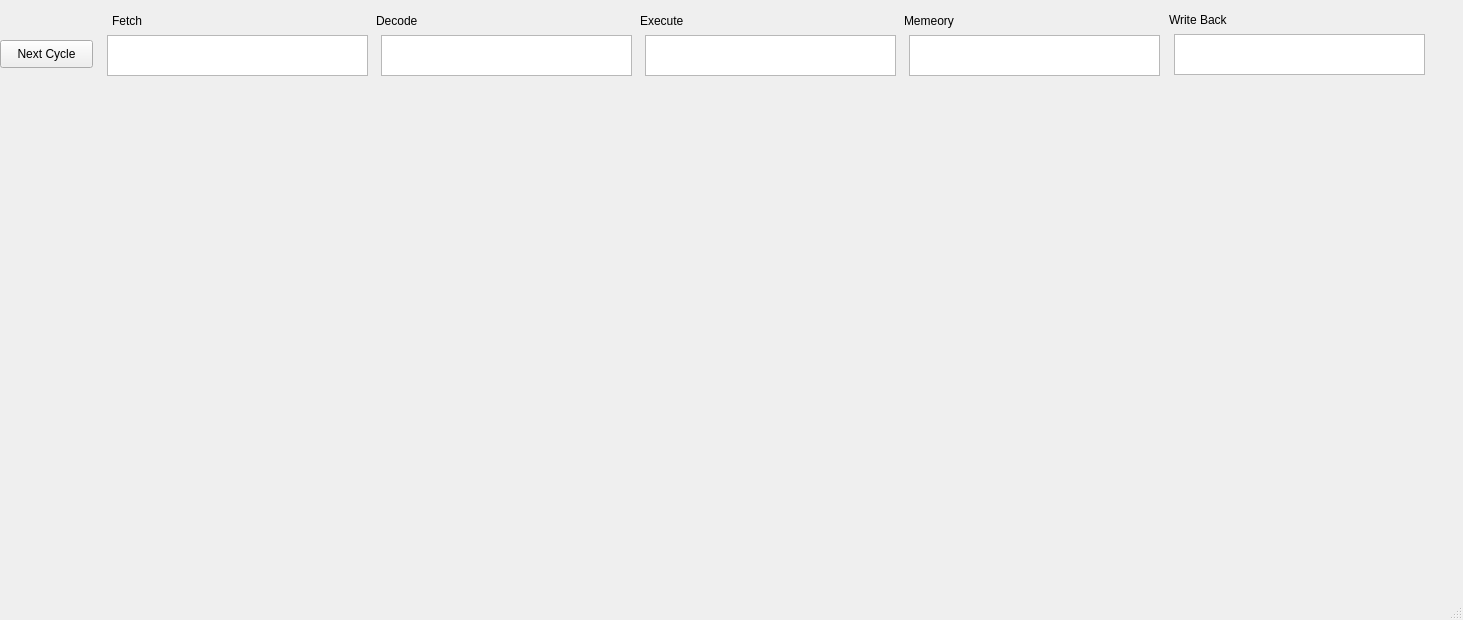
The window that testProject/mainwindow.ui (harshagarg09/RISC-V-GUI) describes before a commit, drawn with Qt 5.
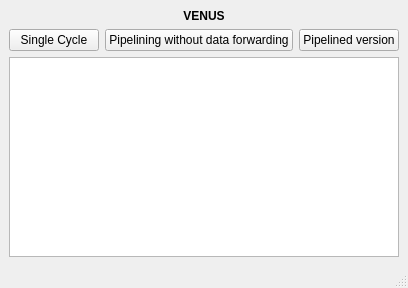
The same window after the commit.

```diff
--- a/testProject/mainwindow.ui
+++ b/testProject/mainwindow.ui
@@ -6,142 +6,63 @@
    <rect>
     <x>0</x>
     <y>0</y>
-    <width>1463</width>
-    <height>620</height>
+    <width>408</width>
+    <height>288</height>
    </rect>
   </property>
   <property name="windowTitle">
    <string>MainWindow</string>
   </property>
   <widget class="QWidget" name="centralwidget">
-   <widget class="QPushButton" name="pushButton">
-    <property name="geometry">
-     <rect>
-      <x>0</x>
-      <y>40</y>
-      <width>93</width>
-      <height>28</height>
-     </rect>
-    </property>
-    <property name="text">
-     <string>Next Cycle</string>
-    </property>
-   </widget>
-   <widget class="QLabel" name="label_4">
-    <property name="geometry">
-     <rect>
-      <x>904</x>
-      <y>13</y>
-      <width>53</width>
-      <height>16</height>
-     </rect>
-    </property>
-    <property name="text">
-     <string>Memeory</string>
-    </property>
-   </widget>
-   <widget class="QTextEdit" name="textEdit_5">
-    <property name="geometry">
-     <rect>
-      <x>909</x>
-      <y>35</y>
-      <width>251</width>
-      <height>41</height>
-     </rect>
-    </property>
-   </widget>
-   <widget class="QLabel" name="label_2">
-    <property name="geometry">
-     <rect>
-      <x>376</x>
-      <y>13</y>
-      <width>42</width>
-      <height>16</height>
-     </rect>
-    </property>
-    <property name="text">
-     <string>Decode</string>
-    </property>
-   </widget>
-   <widget class="QTextEdit" name="textEdit_2">
-    <property name="geometry">
-     <rect>
-      <x>381</x>
-      <y>35</y>
-      <width>251</width>
-      <height>41</height>
-     </rect>
-    </property>
-   </widget>
-   <widget class="QLabel" name="label_3">
-    <property name="geometry">
-     <rect>
-      <x>640</x>
-      <y>13</y>
-      <width>44</width>
-      <height>16</height>
-     </rect>
-    </property>
-    <property name="text">
-     <string>Execute</string>
-    </property>
-   </widget>
-   <widget class="QTextEdit" name="textEdit_3">
-    <property name="geometry">
-     <rect>
-      <x>645</x>
-      <y>35</y>
-      <width>251</width>
-      <height>41</height>
-     </rect>
-    </property>
-   </widget>
-   <widget class="QTextEdit" name="textEdit">
-    <property name="geometry">
-     <rect>
-      <x>107</x>
-      <y>35</y>
-      <width>261</width>
-      <height>41</height>
-     </rect>
-    </property>
-   </widget>
-   <widget class="QLabel" name="label">
-    <property name="geometry">
-     <rect>
-      <x>112</x>
-      <y>13</y>
-      <width>31</width>
-      <height>16</height>
-     </rect>
-    </property>
-    <property name="text">
-     <string>Fetch</string>
-    </property>
-   </widget>
-   <widget class="QTextEdit" name="textEdit_4">
-    <property name="geometry">
-     <rect>
-      <x>1174</x>
-      <y>34</y>
-      <width>251</width>
-      <height>41</height>
-     </rect>
-    </property>
-   </widget>
-   <widget class="QLabel" name="label_5">
-    <property name="geometry">
-     <rect>
-      <x>1169</x>
-      <y>12</y>
-      <width>61</width>
-      <height>16</height>
-     </rect>
-    </property>
-    <property name="text">
-     <string>Write Back</string>
-    </property>
-   </widget>
+   <layout class="QVBoxLayout" name="verticalLayout">
+    <item>
+     <widget class="QLabel" name="label">
+      <property name="lineWidth">
+       <number>2</number>
+      </property>
+      <property name="text">
+       <string>&lt;b&gt;VENUS</string>
+      </property>
+      <property name="textFormat">
+       <enum>Qt::AutoText</enum>
+      </property>
+      <property name="alignment">
+       <set>Qt::AlignCenter</set>
+      </property>
+      <property name="margin">
+       <number>1</number>
+      </property>
+     </widget>
+    </item>
+    <item>
+     <layout class="QHBoxLayout" name="horizontalLayout">
+      <item>
+       <widget class="QPushButton" name="pushButton">
+        <property name="text">
+         <string>Single Cycle</string>
+        </property>
+       </widget>
+      </item>
+      <item>
+       <widget class="QPushButton" name="pushButton_2">
+        <property name="text">
+         <string>Pipelining without data forwarding</string>
+        </property>
+       </widget>
+      </item>
+      <item>
+       <widget class="QPushButton" name="pushButton_3">
+        <property name="text">
+         <string>Pipelined version</string>
+        </property>
+       </widget>
+      </item>
+     </layout>
+    </item>
+    <item>
+     <widget class="QPlainTextEdit" name="plainTextEdit"/>
+    </item>
+   </layout>
   </widget>
   <widget class="QMenuBar" name="menubar">
    <property name="geometry">
```
Left out of the diff: 4 changed lines with no effect on the pictures.
